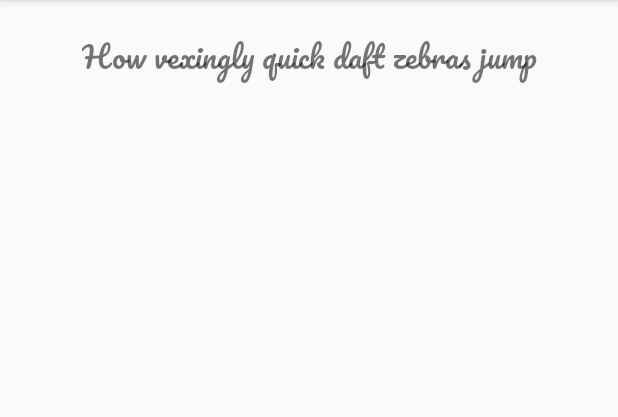
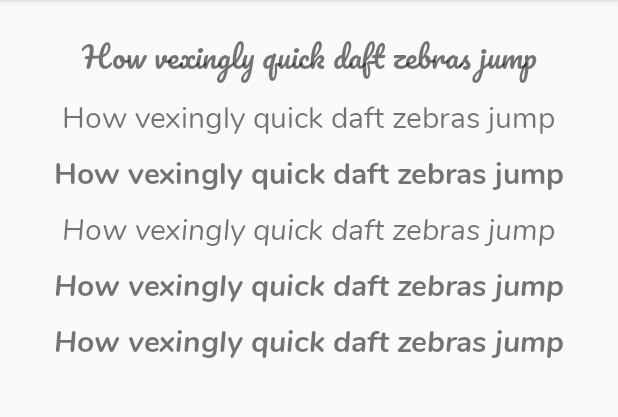
Before and after one commit to StylingAndroid/Fonts, an Android app: the screen it shows after launch (MainActivity), on a phone screen of 412 x 824 dp, the part 84-501 px from its top. Run offline under Robolectric (Android 15) with nearby library versions, the phone set to English and light mode, and no system bars.

Commit message:
Code for Part 2

```diff
--- a/app/src/main/java/com/stylingandroid/o/fonts/MainActivity.java
+++ b/app/src/main/java/com/stylingandroid/o/fonts/MainActivity.java
@@ -1,7 +1,9 @@
 package com.stylingandroid.o.fonts;
 
 import android.app.Activity;
+import android.graphics.Typeface;
 import android.os.Bundle;
+import android.widget.TextView;
 
 public class MainActivity extends Activity {
 
@@ -9,5 +11,9 @@ public class MainActivity extends Activity {
     protected void onCreate(Bundle savedInstanceState) {
         super.onCreate(savedInstanceState);
         setContentView(R.layout.activity_main);
+
+        Typeface nunito = getResources().getFont(R.font.nunito);
+        TextView text = (TextView) findViewById(R.id.nunito_programmatic);
+        text.setTypeface(nunito, Typeface.BOLD_ITALIC);
     }
 }
--- /dev/null
+++ b/app/src/main/res/font/nunito.xml
@@ -0,0 +1,23 @@
+<?xml version="1.0" encoding="utf-8"?>
+<font-family xmlns:android="http://schemas.android.com/apk/res/android">
+  <font
+    android:font="@font/nunito_regular"
+    android:fontStyle="normal"
+    android:fontWeight="400" />
+
+  <font
+    android:font="@font/nunito_italic"
+    android:fontStyle="italic"
+    android:fontWeight="400" />
+
+  <font
+    android:font="@font/nunito_bold"
+    android:fontStyle="normal"
+    android:fontWeight="700" />
+
+  <font
+    android:font="@font/nunito_bold_italic"
+    android:fontStyle="italic"
+    android:fontWeight="700" />
+
+</font-family>
--- a/app/src/main/res/layout/activity_main.xml
+++ b/app/src/main/res/layout/activity_main.xml
@@ -18,4 +18,63 @@
     app:layout_constraintRight_toRightOf="parent"
     app:layout_constraintTop_toTopOf="parent" />
 
+  <TextView
+    android:id="@+id/nunito_regular"
+    android:layout_width="wrap_content"
+    android:layout_height="wrap_content"
+    android:layout_marginTop="8dp"
+    android:fontFamily="@font/nunito_regular"
+    android:text="@string/pangram"
+    android:textSize="20sp"
+    app:layout_constraintLeft_toLeftOf="parent"
+    app:layout_constraintRight_toRightOf="parent"
+    app:layout_constraintTop_toBottomOf="@+id/pacifico" />
+
+  <TextView
+    android:id="@+id/nunito_bold"
+    android:layout_width="wrap_content"
+    android:layout_height="wrap_content"
+    android:layout_marginTop="8dp"
+    android:fontFamily="@font/nunito_bold"
+    android:text="@string/pangram"
+    android:textSize="20sp"
+    app:layout_constraintLeft_toLeftOf="parent"
+    app:layout_constraintRight_toRightOf="parent"
+    app:layout_constraintTop_toBottomOf="@+id/nunito_regular" />
+
+  <TextView
+    android:id="@+id/nunito_italic"
+    android:layout_width="wrap_content"
+    android:layout_height="wrap_content"
+    android:layout_marginTop="8dp"
+    android:fontFamily="@font/nunito_italic"
+    android:text="@string/pangram"
+    android:textSize="20sp"
+    app:layout_constraintLeft_toLeftOf="parent"
+    app:layout_constraintRight_toRightOf="parent"
+    app:layout_constraintTop_toBottomOf="@+id/nunito_bold" />
+
+  <TextView
+    android:id="@+id/nunito_bold_italic"
+    android:layout_width="wrap_content"
+    android:layout_height="wrap_content"
+    android:layout_marginTop="8dp"
+    android:fontFamily="@font/nunito_bold_italic"
+    android:text="@string/pangram"
+    android:textSize="20sp"
+    app:layout_constraintLeft_toLeftOf="parent"
+    app:layout_constraintRight_toRightOf="parent"
+    app:layout_constraintTop_toBottomOf="@+id/nunito_italic" />
+
+  <TextView
+    android:id="@+id/nunito_programmatic"
+    android:layout_width="wrap_content"
+    android:layout_height="wrap_content"
+    android:layout_marginTop="8dp"
+    android:text="@string/pangram"
+    android:textSize="20sp"
+    app:layout_constraintLeft_toLeftOf="parent"
+    app:layout_constraintRight_toRightOf="parent"
+    app:layout_constraintTop_toBottomOf="@+id/nunito_bold_italic" />
+
 </android.support.constraint.ConstraintLayout>
```
Also changed, not shown: app/src/main/res/font/nunito_bold.ttf (added), app/src/main/res/font/nunito_bold_italic.ttf (added), app/src/main/res/font/nunito_italic.ttf (added), app/src/main/res/font/nunito_regular.ttf (added).
